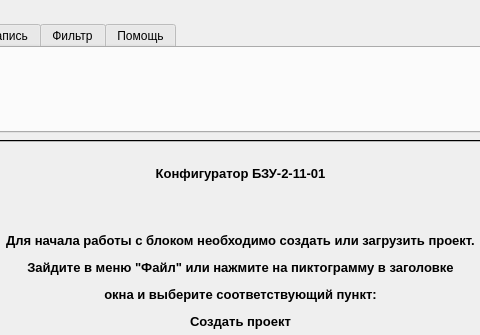
Qt form configuratorwindow.ui (vlarry/configurator) before a commit; both pictures show x 434 to 914 and y 0 to 335 of the 1349 by 754 pixel window.
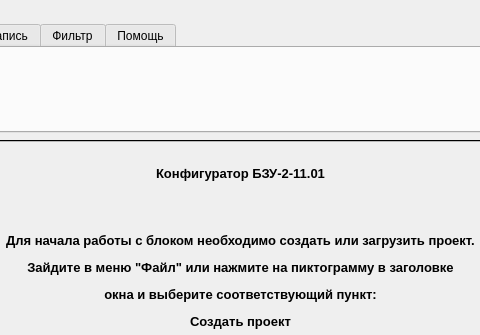
The same form after that commit. Icons and pictures are not drawn. Custom widgets are drawn as their Qt base class.

Commit message: Редактирование названия устройства в экране приветствия.

What changed in the file:
```diff
--- a/configuratorwindow.ui
+++ b/configuratorwindow.ui
@@ -2780,7 +2780,7 @@
                 </sizepolicy>
                </property>
                <property name="text">
-                <string>&lt;html&gt;&lt;head/&gt;&lt;body&gt;&lt;p align=&quot;center&quot;&gt;&lt;span style=&quot; font-size:10pt; font-weight:600;&quot;&gt;Конфигуратор БЗУ-2-11-01&lt;/span&gt;&lt;/p&gt;&lt;p align=&quot;center&quot;&gt;&lt;br/&gt;&lt;/p&gt;&lt;p align=&quot;center&quot;&gt;&lt;span style=&quot; font-size:10pt; font-weight:600;&quot;&gt;Для начала работы с блоком необходимо создать или загрузить проект.&lt;/span&gt;&lt;/p&gt;&lt;p align=&quot;center&quot;&gt;&lt;span style=&quot; font-size:10pt; font-weight:600;&quot;&gt;Зайдите в меню &amp;quot;Файл&amp;quot; или нажмите на пиктограмму &lt;/span&gt;&lt;img src=&quot;:/images/resource/images/configurator.png&quot; width=&quot;24&quot; height=&quot;24&quot;/&gt;&lt;span style=&quot; font-size:10pt; font-weight:600;&quot;&gt; в заголовке&lt;/span&gt;&lt;/p&gt;&lt;p align=&quot;center&quot;&gt;&lt;span style=&quot; font-size:10pt; font-weight:600;&quot;&gt;окна и выберите соответствующий пункт:&lt;/span&gt;&lt;/p&gt;&lt;p align=&quot;center&quot;&gt;&lt;img src=&quot;:/images/resource/images/new.png&quot; width=&quot;24&quot; height=&quot;24&quot;/&gt;&lt;span style=&quot; font-size:10pt; font-weight:600;&quot;&gt;Создать проект&lt;/span&gt;&lt;/p&gt;&lt;p align=&quot;center&quot;&gt;&lt;img src=&quot;:/images/resource/images/open.png&quot; width=&quot;24&quot; height=&quot;24&quot;/&gt;&lt;span style=&quot; font-size:10pt; font-weight:600;&quot;&gt;Открыть проект&lt;/span&gt;&lt;/p&gt;&lt;/body&gt;&lt;/html&gt;</string>
+                <string>&lt;html&gt;&lt;head/&gt;&lt;body&gt;&lt;p align=&quot;center&quot;&gt;&lt;span style=&quot; font-size:10pt; font-weight:600;&quot;&gt;Конфигуратор БЗУ-2-11.01&lt;/span&gt;&lt;/p&gt;&lt;p align=&quot;center&quot;&gt;&lt;br/&gt;&lt;/p&gt;&lt;p align=&quot;center&quot;&gt;&lt;span style=&quot; font-size:10pt; font-weight:600;&quot;&gt;Для начала работы с блоком необходимо создать или загрузить проект.&lt;/span&gt;&lt;/p&gt;&lt;p align=&quot;center&quot;&gt;&lt;span style=&quot; font-size:10pt; font-weight:600;&quot;&gt;Зайдите в меню &amp;quot;Файл&amp;quot; или нажмите на пиктограмму &lt;/span&gt;&lt;img src=&quot;:/images/resource/images/configurator.png&quot; width=&quot;24&quot; height=&quot;24&quot;/&gt;&lt;span style=&quot; font-size:10pt; font-weight:600;&quot;&gt; в заголовке&lt;/span&gt;&lt;/p&gt;&lt;p align=&quot;center&quot;&gt;&lt;span style=&quot; font-size:10pt; font-weight:600;&quot;&gt;окна и выберите соответствующий пункт:&lt;/span&gt;&lt;/p&gt;&lt;p align=&quot;center&quot;&gt;&lt;img src=&quot;:/images/resource/images/new.png&quot; width=&quot;24&quot; height=&quot;24&quot;/&gt;&lt;span style=&quot; font-size:10pt; font-weight:600;&quot;&gt;Создать проект&lt;/span&gt;&lt;/p&gt;&lt;p align=&quot;center&quot;&gt;&lt;img src=&quot;:/images/resource/images/open.png&quot; width=&quot;24&quot; height=&quot;24&quot;/&gt;&lt;span style=&quot; font-size:10pt; font-weight:600;&quot;&gt;Открыть проект&lt;/span&gt;&lt;/p&gt;&lt;/body&gt;&lt;/html&gt;</string>
                </property>
               </widget>
              </item>
```
